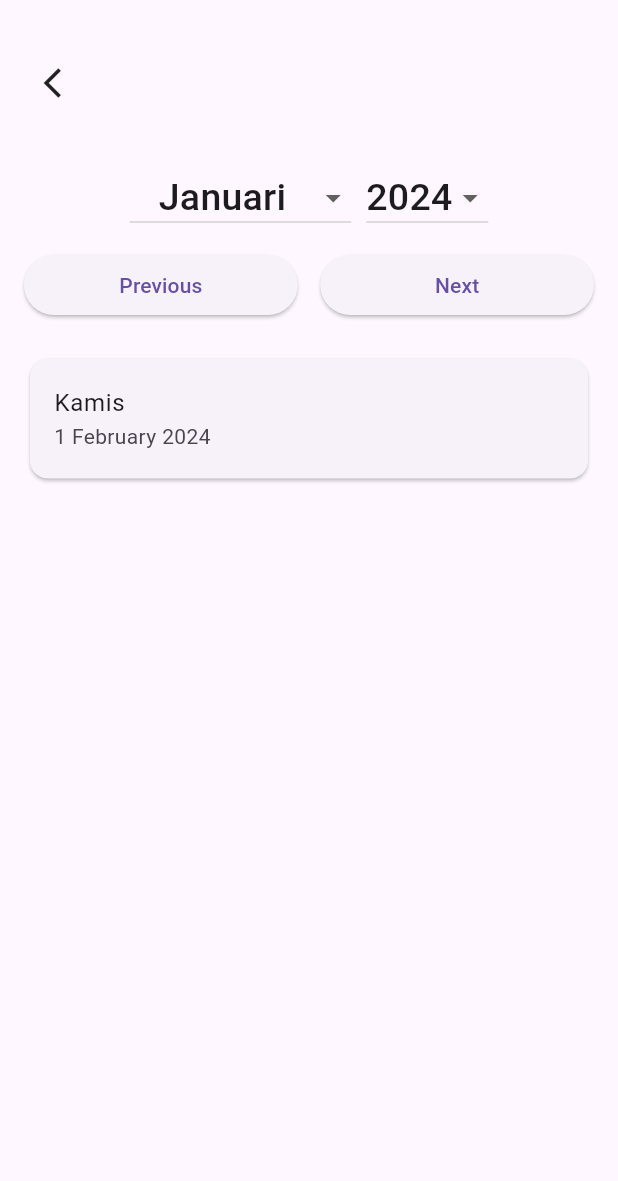
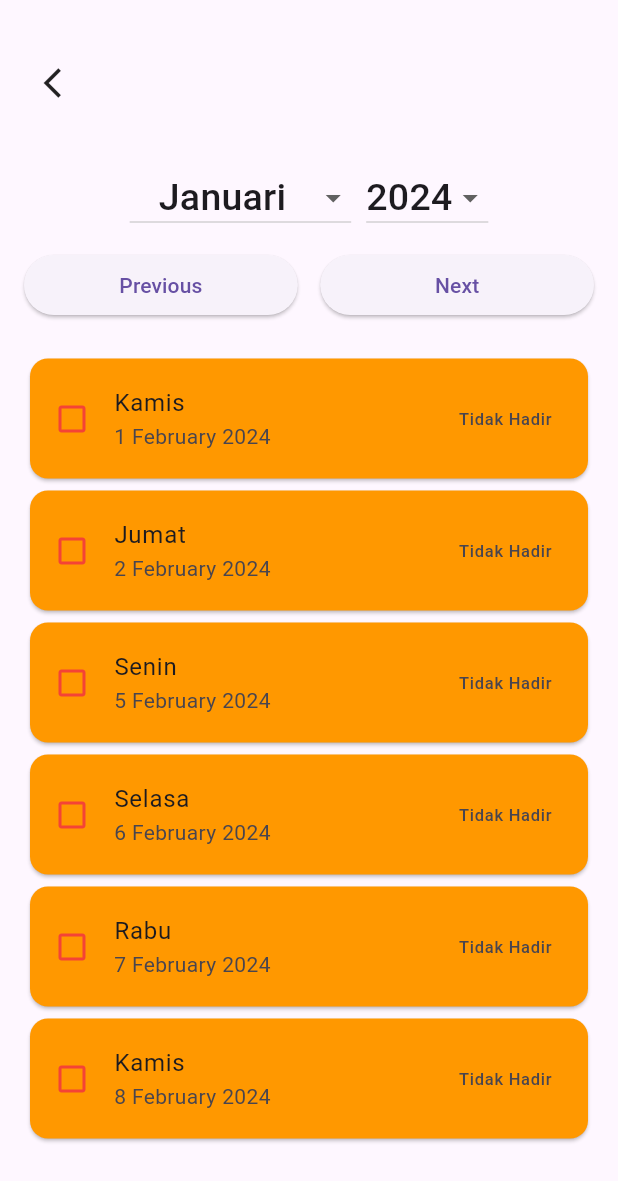
Before and after one commit to Wiratama23/Monitor-Absensi-Murid, a Flutter app: the AttendanceSiswa screen opened by its route, after a tap on "Previous", on a phone screen of 412 x 824 dp. Shown: the top 1181 px of the screen. Run offline on Flutter 3.47's test engine with Material 3 defaults, Android fonts, the phone set to English and light mode, and no system bars; our stand-ins replace get, shared_preferences; missing offline and left inert: dart:ffi, date_utilities; accounts and stored records are empty; network calls fail.

Commit message:
error on dashboard(cek attendance today)

```diff
--- a/lib/main.dart
+++ b/lib/main.dart
@@ -4,6 +4,7 @@ import 'package:absensi_sd/screen/dashboard/dashboard_screen.dart';
 import 'package:absensi_sd/screen/loginscreen/login_screen.dart';
 import 'package:flutter/material.dart';
 import 'package:get/get.dart';
+import 'package:intl/date_symbol_data_file.dart';
 
 void main() {
   WidgetsFlutterBinding.ensureInitialized();
--- a/lib/screen/attendances/attendance_screen.dart
+++ b/lib/screen/attendances/attendance_screen.dart
@@ -11,6 +11,9 @@ class AttendanceSiswa extends GetView<AttendanceController> {
 
   @override
   Widget build(BuildContext context) {
+    List<dynamic> data = controller.presensi.value;
+    controller.currentMonthDays(controller.currentYear.value, controller.currentMonthIndex.value+1);
+    print("data on AttendanceSiswa : $data");
     return PopScope(
       canPop: false,
       // onPopInvoked: (bool didpop){Get.toNamed(Names.pageLogin);},
@@ -28,7 +31,7 @@ class AttendanceSiswa extends GetView<AttendanceController> {
                 child: SizedBox(
                   width: 50,
                   height: 20,
-                    child:  const Icon(Icons.arrow_back_ios),
+                  child: const Icon(Icons.arrow_back_ios),
                 ),
               ),
             ),
@@ -37,8 +40,10 @@ class AttendanceSiswa extends GetView<AttendanceController> {
               padding:
               const EdgeInsets.symmetric(horizontal: 16.0, vertical: 5.0),
               child: Center(
-                child: Obx(
-                  () => Row(
+                child:
+                Obx(
+                      () =>
+                      Row(
                           mainAxisAlignment: MainAxisAlignment.center,
                           children: [
                             DropdownButton(
@@ -48,13 +53,18 @@ class AttendanceSiswa extends GetView<AttendanceController> {
                                   return DropdownMenuItem<String>(
                                       value: month,
                                       child: Text(month,
-                                  style: const TextStyle(fontSize: 25)));
+                                          style: const TextStyle(
+                                              fontSize: 25)));
                                 }).toList(),
                                 // icon: const Icon(Icons.calendar_month),
                                 onChanged: (String? newVal) {
                                   controller.currentMonthIndex.value =
                                       controller.months.indexOf(newVal!);
-                        }),
+                                  controller.currentMonthDays(controller.currentYear.value, controller.currentMonthIndex.value+1);
+                                  controller.currentDataIndex.value=0;
+                                  controller.getAttendanceData();
+                                }
+                                ),
                             const SizedBox(width: 10),
                             DropdownButton(
                                 value: controller.currentYear.toString(),
@@ -62,12 +72,17 @@ class AttendanceSiswa extends GetView<AttendanceController> {
                                   return DropdownMenuItem<String>(
                                       value: years.toString(),
                                       child: Text(years.toString(),
-                                  style: const TextStyle(fontSize: 25)));
+                                          style: const TextStyle(
+                                              fontSize: 25)));
                                 }).toList(),
                                 onChanged: (String? newVal) {
                                   if (newVal != null) {
-                            controller.currentYear.value = int.parse(newVal);
+                                    controller.currentYear.value =
+                                        int.parse(newVal);
                                   }
+                                  controller.currentMonthDays(controller.currentYear.value, controller.currentMonthIndex.value+1);
+                                  controller.currentDataIndex.value=0;
+                                  controller.getAttendanceData();
                                 }),
                           ]),
                 ),
@@ -99,7 +114,11 @@ class AttendanceSiswa extends GetView<AttendanceController> {
                 ],
               ),
             ),
-            Attendance(data: controller.presensi,controller: controller),
+            // controller.presensi.length > 0 :
+            Obx(() =>
+                Attendance(
+                    data: controller.presensi.value, controller: controller,count: controller.itemCount.value),
+            )
           ],
         ),
       ),
--- a/lib/screen/attendances/components/attendance.dart
+++ b/lib/screen/attendances/components/attendance.dart
@@ -1,61 +1,48 @@
-import 'package:date_utilities/date_utilities.dart';
 import 'package:flutter/material.dart';
-import 'package:get/get.dart';
 import 'package:intl/intl.dart';
-
 import '../../globalcomponents/build_tile.dart';
 import '../controller.dart';
 
-class Attendance extends StatelessWidget{
+class Attendance extends StatelessWidget {
   Attendance({
     Key? key,
     required this.data,
-    required this.controller
-  }):super(key:key);
+    required this.controller,
+    required this.count
+  }) :super(key: key);
 
-  int i=0;
-  final List<dynamic> data;
+  int count;
+  List<dynamic> data;
   final AttendanceController controller;
 
   @override
-  Widget build(BuildContext context){
-      return Expanded(
+  Widget build(BuildContext context) {
+    print("data on attendance.dart : $data");
+    // print("controller.itemCount.value on attendance : ${controller.itemCount
+    //     .value}");
+    // controller.currentDataIndex.value = 0;
+    return
+      Expanded(
         child: Padding(
           padding: const EdgeInsets.all(16.0),
           child:
-          Obx(
-             () =>
-                  ListView.builder(
-                scrollDirection: Axis.vertical,
-                itemCount: controller.itemCount.value, //data.length,
-                itemBuilder: (context, index) {
-                  // var dataPresensi = data[i];
-                  // print("dataPresensi : $dataPresensi");
-                  // DateTime extractedDatang =
-                  //     controller.extractDate(dataPresensi['datang'])!;
-                  // print("extractedDatang : $extractedDatang");
-                  // DateTime extractedPulang =
-                  //     controller.extractDate(dataPresensi['pulang'])!;
-                  // print("extractedPulang : $extractedPulang");
-                  // final String status =
-                  //     controller.cekStatus(extractedDatang, extractedPulang);
-                  // print("Status : $status");
-                  // if (status == "Hadir") i++;
-                  return BuildTile(
-                    title: DateFormat('EEEE','id').format(DateTime(
-                        controller.currentYear.value,
-                        controller.currentMonthIndex.value + 1,
-                        index + 1)),
-                    //data[0][index]["day"].toString(),
-                    subtitle: DateFormat("d MMMM yyyy").format(DateTime(controller.currentYear.value,
-                            controller.currentMonthIndex.value + 1, index + 1))
-                        .toString(),
-                    // trailing: status,
-                    // leading: controller.buildLeadingIcon(status),
-                    // color: controller.genColor(status),
-                  );
-                }),
-          ),
+          ListView.builder(
+              scrollDirection: Axis.vertical,
+              itemCount: count, //data.length,
+              itemBuilder: (context, index) {
+                String status = controller.cekStatus(index);
+                print("index on attendance = $index");
+                DateTime date = DateTime(controller.currentYear.value,controller.currentMonthIndex.value + 1,index + 1);
+                print("day : ${date.weekday}");
+                return
+                  date.weekday<6?BuildTile(
+                    title: controller.days[date.weekday-1],//DateFormat('EEEE').format(date),
+                    subtitle: DateFormat("d MMMM yyyy").format(date).toString(),
+                    trailing: status,
+                    leading: controller.buildLeadingIcon(status),
+                    color: controller.genColor(status),
+                  ):SizedBox();
+              }),
         ),
       );
   }
--- a/lib/screen/attendances/controller.dart
+++ b/lib/screen/attendances/controller.dart
@@ -1,5 +1,6 @@
 import 'dart:ffi';
 
+import 'package:date_utilities/date_utilities.dart';
 import 'package:flutter/material.dart';
 import 'package:get/get.dart';
 import 'package:intl/date_symbol_data_file.dart';
@@ -21,6 +22,7 @@ class AttendanceController extends GetxController {
   var token;
   RxInt currentMonthIndex = (DateTime.now().month - 1).obs;
   RxInt currentYear = DateTime.now().year.obs;
+  RxInt currentDataIndex = 0.obs;
   // final RxInt currentMonthIndex = 8.obs;
   // final RxInt currentYear = 2023.obs;
   List<int> years = [];
@@ -42,6 +44,16 @@ class AttendanceController extends GetxController {
     "Desember"
   ];
 
+  List<String> days = [
+    "Senin",
+    "Selasa",
+    "Rabu",
+    "Kamis",
+    "Jumat",
+    "Sabtu",
+    "Minggu"
+  ];
+
   String get currentMonth => months[currentMonthIndex.value];
 
   List<int> genYears(RxInt currentYear) {
@@ -58,6 +70,10 @@ class AttendanceController extends GetxController {
 
   AttendanceController() {
     years = genYears(currentYear);
+    getAttendanceData();
+    print("presensi on AttendanceController() = $presensi");
+    print("presensi.value on AttendanceController() = ${presensi.value}");
+
   }
 
   void incrementMonth() {
@@ -67,6 +83,9 @@ class AttendanceController extends GetxController {
       currentYear.value++;
       currentMonthIndex.value = 0;
     }
+    currentMonthDays(currentYear.value, currentMonthIndex.value+1);
+    getAttendanceData();
+
   }
 
   void decrementMonth() {
@@ -76,24 +95,51 @@ class AttendanceController extends GetxController {
       currentYear.value--;
       currentMonthIndex.value = months.length - 1;
     }
+    currentMonthDays(currentYear.value, currentMonthIndex.value+1);
+    getAttendanceData();
+
   }
 
-  String cekStatus(DateTime? datang, DateTime? pulang){
-    String status = "Tidak hadir";
-    if(datang!=null||pulang!=null){
-      if(datang == DateTime.now() || pulang == DateTime.now()){
+  String cekStatus(int index){
+    print("-----------------------------------");
+    String status="Tidak Hadir";
+    DateTime dateIndex = DateTime(currentYear.value,currentMonthIndex.value+1,index+1);
+    DateTime? date;
+    String? use;
+    for(var i=0;i<presensi.length;i++){
+      if(presensi[i]["datang"]!=null){
+        // print('presensi[currentDataIndex.value]["datang"]:${presensi[currentDataIndex.value]["datang"]}');
+        use = "pulang";
+        date = DateTime.parse(presensi[i]["datang"]);
+      } else {
+        use = "pulang";
+        date = DateTime.parse(presensi[i]["pulang"]);
+      }
+      if(date.year==dateIndex.year && date.month==dateIndex.month && date.day==dateIndex.day){
         status = "Hadir";
       }
     }
+
+    print("use '$use' date $date");
+    print("status on $dateIndex = $status");
+    print("-----------------------------------");
     return status;
   }
 
   void currentMonthDays(int year, int month){
     int days=0;
-    if(DateTime.now().year == year && DateTime.now().month == month){
+    // print("year on currentMonthDays:$year");
+    // print("month on currentMonthDays:$month");
+    // print("DateTime.now().year : ${DateTime.now().year}");
+    // print("DateTime.now().month : ${DateTime.now().month}");
+    var cek = (DateTime.now().year == year && DateTime.now().month == month);
+    print("cek on currentMonthDays() : $cek");
+    if(cek){
       days = DateTime.now().day;
+      print("is this day? days : $days");
     } else {
-      days = DateTime(year,month).day;
+      days = (dateutil.daysInMonth(currentMonthIndex.value+1, currentYear.value))!;
+      print("else days : $days");
     }
     print("print $days");
     itemCount.value = days;
@@ -124,35 +170,77 @@ class AttendanceController extends GetxController {
   }
 
   static const String urlPresensi = "http://bersekolah.web.id:8002/m_api/load_presensi_individu";
-  Future<void> getAttendanceData() async {
-    var reqBody = {
-      'tahun':'${currentYear}',
-      'bulan': '${currentMonthIndex}'
-    };
+  Future<void> getAttendanceData({int? year, int? month}) async {
+    var reqBody;
+    if(year==null&&month==null){
+      reqBody = {
+        'tahun':'${currentYear.value}',
+        'bulan': '${currentMonthIndex.value+1}'
+      };
+    } else {
+      reqBody = {
+        'tahun':'$year',
+        'bulan': '$month'
+      };
+    }
+    print("reqBody = $reqBody");
     var response = await http.post(
         Uri.parse(urlPresensi),
         headers: {
           'Content-Type':'application/json',
           'Authorization':'Bearer $token'
         },
-        body:jsonEncode(reqBody)
+        body:jsonEncode(reqBody!)
     );
+    // print("response : $response");
     // jsonResponse['status'] == 200
+    print("response.statusCode : ${response.statusCode}");
     var jsonResponse = jsonDecode(response.body);
-    print(jsonResponse);
-    presensi!.addAll(jsonResponse['data']);
+    if(response.statusCode==200){
+      if (jsonResponse.containsKey("data")) {
+        var data = jsonResponse["data"];
+
+        if (data is List) {
+          // Clear the existing data before adding the new data
+          presensi.clear();
+
+          // Add the new data to the presensi list
+          presensi.addAll(data);
+
+          print("presensi.value on getAttendanceData(): ${presensi.value}");
+        } else {
+          print("Invalid data format in the response.");
+        }
+      } else {
+        print("Missing 'data' key in the response.");
+      }
+    } else {
+      print("getAttendanceData() load data failed");
+    }
+    print("presensi.value on getAttendanceData() : ${presensi.value}");
+    print("presensi on getAttendanceData() : ${presensi}");
+
   }
 
-
+  final dateutil = DateUtilities();
   @override
   Future<void> onInit() async {
     super.onInit();
     shared = await SharedPreferences.getInstance();
     token = shared!.getString('token');
     getAttendanceData();
-    currentMonthDays(DateTime.now().month - 1, DateTime.now().year);
-    print("ini share preferences :$token");
-    // update();
+    // currentMonthDays(DateTime.now().month - 1, DateTime.now().year);
+    // print("itemCount.value onInit() : ${itemCount.value}");
+    // print("on init DateTime.now().month - 1, DateTime.now().year : ${DateTime.now().month - 1}, ${DateTime.now().year}");
+    // // print("${DateTime(year,month).day}");
+    // print("ini share preferences :$token");
+    // // print("${dateutil.}")
+    // print("on init DateTime.now().day.days.inDays : ${DateTime.now().day.days.inDays}");
+    // print("on init DateTime.now().day.days : ${DateTime.now().day.days}");
+    // print("on init DateTime.now().day : ${DateTime.now().day}");
+    //
+    // print("ini total ${dateutil.daysInMonth(DateTime.now().month - 1, DateTime.now().year)}");
+    update();
   }
 
 }
--- a/lib/screen/dashboard/controller.dart
+++ b/lib/screen/dashboard/controller.dart
@@ -18,7 +18,6 @@ class DashboardController extends GetxController {
   late String nama;
   late String image;
   static late String nis;
-
   final bool isSecure = true;
   late Size mediaSize;
 
@@ -28,6 +27,7 @@ class DashboardController extends GetxController {
     shared = await SharedPreferences.getInstance();
     savedat = shared!.get('user');
     data.add(jsonDecode(savedat));
+    print(data);
     print("ini share preferences(dashboard) :");
   }
 
--- a/lib/screen/dashboard/dashboard_screen.dart
+++ b/lib/screen/dashboard/dashboard_screen.dart
@@ -19,12 +19,17 @@ class DashboardSiswa extends GetView<DashboardController> {
   // static const String _nis = Dummy.nis;
   // String _images = DashboardController.image;
   // String _nis =
-  static const List<Map<String, String>> presensi = Dummy.presensi;
+  AttendanceController aController = AttendanceController();
 
 
 
   @override
   Widget build(BuildContext context) {
+    aController.getAttendanceData(year: DateTime.now().year, month : DateTime.now().month);
+    print("DateTime.now().day = ${DateTime.now().day-1}");
+    print(aController.presensi);
+    String status = aController.cekStatus(DateTime.now().day-1);
+    print("status on dashboard : $status");
     return PopScope(
       canPop: false,
       // onPopInvoked: (bool didpop){Get.toNamed(Names.pageLogin);},
@@ -53,20 +58,23 @@ class DashboardSiswa extends GetView<DashboardController> {
               ),
             ),
             Obx(
-              ()=> Profile(
+              ()=>
+                  Profile(
                   name: controller.data.isNotEmpty ? controller.data[0]['nama_siswa']  : "unknown",
                   // kelas: _kelas,
                   image: controller.data.isNotEmpty ? controller.data[0]['foto']  : "unknown",
                   // nis: _nis
-                  nis: controller.data[0]['nisn'],
+                  nis: controller.data.isNotEmpty ? controller.data[0]['nisn'] : "unknown" ,
               ),
             ),
             const SizedBox(height: 5),
 
-            DateTime.now().weekday<6 ?Padding(
+            Obx(() =>
+            // DateTime.now().weekday<6 ?
+            Padding(
               padding: const EdgeInsets.symmetric(horizontal: 16.0),
               child: Card(
-                color: AttendanceController().genColor("Hadir"),
+                color: aController.genColor(status),
                 child: Container(
                   height: 80,
                   child: Center(
@@ -75,12 +83,14 @@ class DashboardSiswa extends GetView<DashboardController> {
                         DateFormat('EEEE, dd MMMM yyyy').format(DateTime.now()),
                         style: TextStyle(fontSize: 18),
                       ),
-                      trailing: AttendanceController().buildLeadingIcon("Hadir"),
+                      trailing: aController.buildLeadingIcon(status),
                     ),
                   ),
                 ),
               ),
-            ): SizedBox(),
+            )
+                    // : SizedBox(),
+            ),
             const SizedBox(height: 20),
             GestureDetector(
               onTap: (){
--- a/lib/screen/loginscreen/controller.dart
+++ b/lib/screen/loginscreen/controller.dart
@@ -1,10 +1,8 @@
 import 'dart:convert';
-
 import 'package:flutter/cupertino.dart';
 import 'package:get/get.dart';
 import 'package:http/http.dart' as http;
 import 'package:shared_preferences/shared_preferences.dart';
-
 import '../../routes/routes_name.dart';
 
 class LoginController extends GetxController {
@@ -39,7 +37,7 @@ class LoginController extends GetxController {
       var token = jsonResponse['token'].toString();
       print(response.statusCode);
       await shared?.setString('token', jsonResponse['token'].toString());
-      Get.offAndToNamed(Names.pageDashboard);
+      getProfileData();
       print("Token : $token");
     } else {
       print(response.statusCode);
@@ -60,6 +58,7 @@ class LoginController extends GetxController {
       getProfileData();
     }
     print("ini share preferences(login) :$token");
+    // AttendanceController().getAttendanceData();
   }
 
   Future<void> getProfileData() async {
@@ -88,6 +87,7 @@ class LoginController extends GetxController {
       print(jsonResponse);
       Get.offAndToNamed(Names.pageDashboard);
     }catch (e){
+      shared!.remove('token');
       print(e);
       var userid = shared!.getString('userid');
       var userpass = shared!.getString('userpass');
@@ -105,7 +105,5 @@ class LoginController extends GetxController {
     if(fetched == false){
       await getProfileData();
     }
-    // shared!.remove('token');
   }
-
 }
```
Lines whose indentation alone changed are shown as unchanged.
